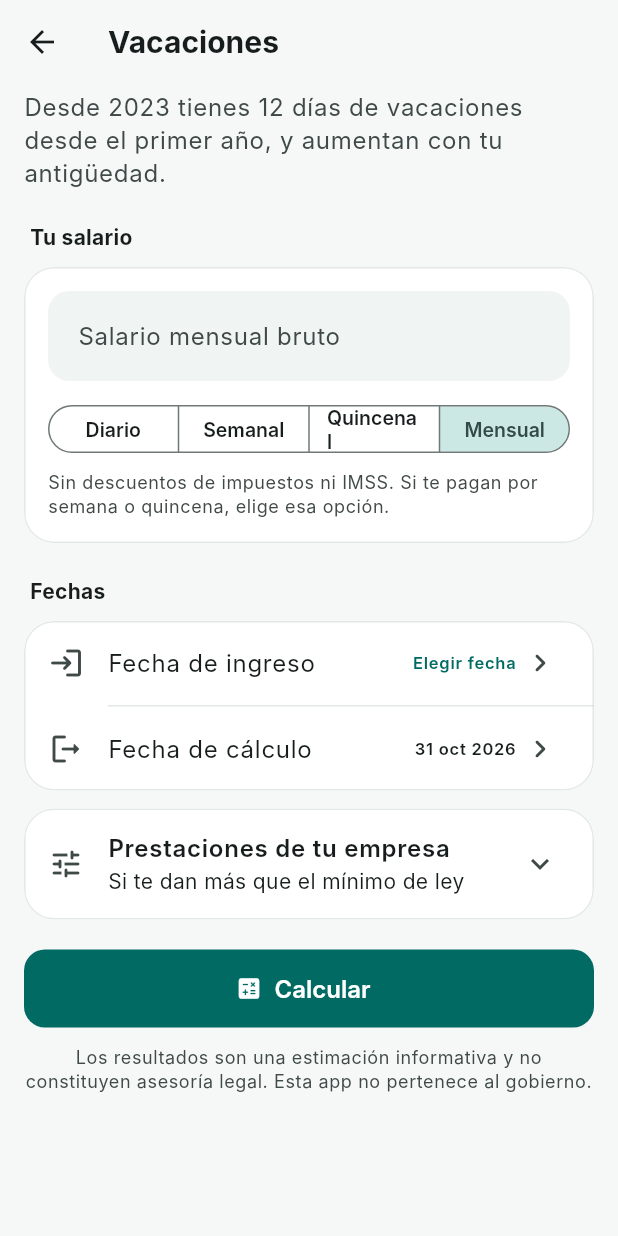
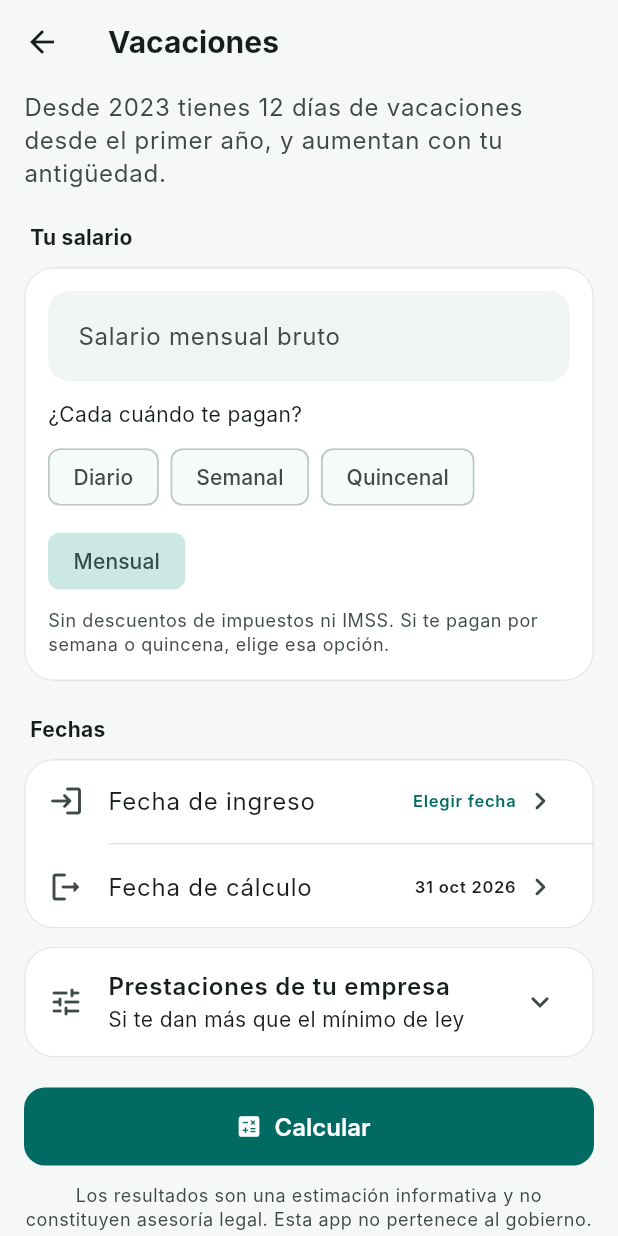
Before and after one commit to danycaro147/calculadora-laboral-bc, a Flutter app: the HomeShell screen opened directly, after a tap on "Vacaciones", on a phone screen of 412 x 824 dp. Run offline on Flutter 3.47's test engine with Material 3 defaults, Android fonts, the phone set to English and light mode, and no system bars.

Commit message:
Ley: reconocer todos los formatos de artículo; ajustes de interfaz
Co-Authored-By: Claude Opus 5.5 <noreply@anthropic.com>
Claude-Session: https://claude.ai/code/session_01PCsc9toEahD2gzhsjbsxbq

```diff
--- a/lib/calc_screens.dart
+++ b/lib/calc_screens.dart
@@ -9,9 +9,9 @@ import 'legal.dart';
 import 'theme.dart';
 
 enum TipoCalculo {
-  aguinaldo('Aguinaldo', 'Cuánto te toca este año', Icons.card_giftcard_rounded,
+  aguinaldo('Aguinaldo', 'Cuánto te toca', Icons.card_giftcard_rounded,
       'Art. 87'),
-  vacaciones('Vacaciones', 'Días y prima vacacional', Icons.beach_access_rounded,
+  vacaciones('Vacaciones', 'Días y prima', Icons.beach_access_rounded,
       'Art. 76 y 80'),
   finiquito('Finiquito', 'Si renuncias', Icons.logout_rounded, 'Art. 79, 87, 162'),
   liquidacion('Liquidación', 'Si te despiden', Icons.gavel_rounded,
@@ -160,20 +160,20 @@ class _CalcFormScreenState extends State<CalcFormScreen> {
                       },
                     ),
                     const SizedBox(height: 12),
-                    SegmentedButton<Periodicidad>(
-                      segments: [
+                    Text('¿Cada cuándo te pagan?', style: tt.bodyMedium),
+                    const SizedBox(height: 8),
+                    Wrap(
+                      spacing: 8,
+                      runSpacing: 8,
+                      children: [
                         for (final p in Periodicidad.values)
-                          ButtonSegment(value: p, label: Text(p.etiqueta)),
+                          ChoiceChip(
+                            label: Text(p.etiqueta),
+                            selected: _per == p,
+                            showCheckmark: false,
+                            onSelected: (_) => setState(() => _per = p),
+                          ),
                       ],
-                      selected: {_per},
-                      showSelectedIcon: false,
-                      style: const ButtonStyle(
-                          visualDensity: VisualDensity.compact,
-                          textStyle: WidgetStatePropertyAll(TextStyle(
-                              fontFamily: 'Inter',
-                              fontSize: 13,
-                              fontWeight: FontWeight.w600))),
-                      onSelectionChanged: (s) => setState(() => _per = s.first),
                     ),
                     const SizedBox(height: 8),
                     Text('Sin descuentos de impuestos ni IMSS. Si te pagan por '
```
Also changed, not shown: 1 other file.
